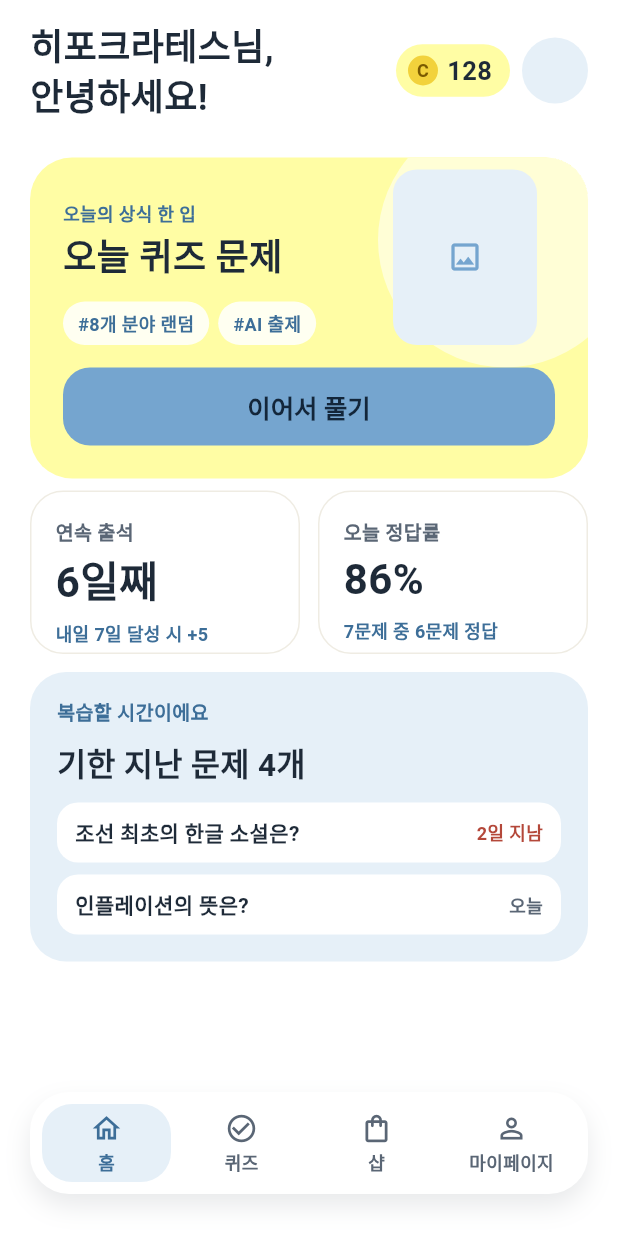
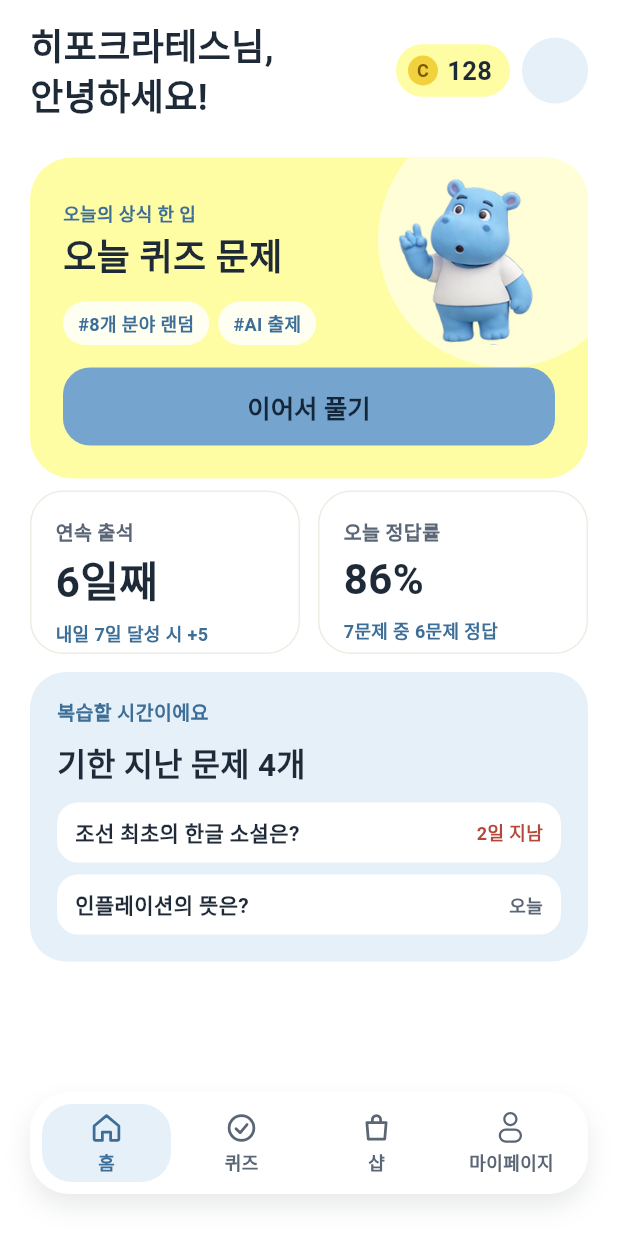
Before and after one commit to team-hippocrates/hama-frontend, a Flutter app: the screen it shows after launch, after a tap on "로그인", on a phone screen of 412 x 824 dp. Run offline on Flutter 3.47's test engine with Material 3 defaults, Android fonts, the phone set to English and light mode, and no system bars; our stand-ins replace flutter_svg; Roboto replaces fonts that are missing (BMJUA, Pretendard).

Commit message:
feat: 로그인·홈 하마 이미지 및 탭바 SVG 아이콘 적용

```diff
--- a/lib/screens/auth/login_screen.dart
+++ b/lib/screens/auth/login_screen.dart
@@ -118,14 +118,11 @@ class _LoginScreenState extends State<LoginScreen> {
             Positioned(
               top: 104,
               right: 36,
-              child: Container(
+              child: Image.asset(
+                'assets/images/hama_bow.png',
                 width: 135,
                 height: 167,
-                decoration: BoxDecoration(
-                  color: AppColors.blueLight,
-                  borderRadius: BorderRadius.circular(16),
-                ),
-                child: const Icon(Icons.image_outlined, color: AppColors.blue),
+                fit: BoxFit.contain,
               ),
             ),
           ],
--- a/lib/screens/home/widgets/today_quiz_card.dart
+++ b/lib/screens/home/widgets/today_quiz_card.dart
@@ -36,14 +36,11 @@ class TodayQuizCard extends StatelessWidget {
           Positioned(
             top: 8,
             right: 34,
-            child: Container(
+            child: Image.asset(
+              'assets/images/hama_mypage.png',
               width: 96,
               height: 117,
-              decoration: BoxDecoration(
-                color: AppColors.blueLight,
-                borderRadius: BorderRadius.circular(16),
-              ),
-              child: const Icon(Icons.image_outlined, color: AppColors.blue),
+              fit: BoxFit.contain,
             ),
           ),
           // 글자 + 태그 + 버튼
--- a/lib/widgets/hama_bottom_nav.dart
+++ b/lib/widgets/hama_bottom_nav.dart
@@ -1,4 +1,5 @@
 import 'package:flutter/material.dart';
+import 'package:flutter_svg/flutter_svg.dart';
 import '../theme/app_colors.dart';
 import '../theme/app_text_styles.dart';
 
@@ -9,14 +10,14 @@ class HamaBottomNav extends StatelessWidget {
     required this.onTap,
   });
 
-  final int currentIndex; // 지금 선택된 탭 번호 (0~3)
-  final ValueChanged<int> onTap; // 탭을 눌렀을 때 실행할 함수
+  final int currentIndex;
+  final ValueChanged<int> onTap;
 
   static const _items = [
-    _NavItem(Icons.home_outlined, '홈'),
-    _NavItem(Icons.check_circle_outline, '퀴즈'),
-    _NavItem(Icons.shopping_bag_outlined, '샵'),
-    _NavItem(Icons.person_outline, '마이페이지'),
+    _NavItem('assets/icons/tab_home.svg', '홈'),
+    _NavItem('assets/icons/tab_quiz.svg', '퀴즈'),
+    _NavItem('assets/icons/tab_shop.svg', '샵'),
+    _NavItem('assets/icons/tab_mypage.svg', '마이페이지'),
   ];
 
   @override
@@ -30,7 +31,7 @@ class HamaBottomNav extends StatelessWidget {
         borderRadius: BorderRadius.circular(26),
         boxShadow: const [
           BoxShadow(
-            color: Color(0x1A1E2A38), // 그림자 (남색 10% 투명도)
+            color: Color(0x1A1E2A38),
             blurRadius: 14,
             offset: Offset(0, 8),
           ),
@@ -45,7 +46,7 @@ class HamaBottomNav extends StatelessWidget {
           return Expanded(
             child: GestureDetector(
               onTap: () => onTap(i),
-              behavior: HitTestBehavior.opaque, // 빈 공간을 눌러도 반응하게
+              behavior: HitTestBehavior.opaque,
               child: Container(
                 decoration: BoxDecoration(
                   color: selected ? AppColors.blueLight : Colors.transparent,
@@ -54,7 +55,12 @@ class HamaBottomNav extends StatelessWidget {
                 child: Column(
                   mainAxisAlignment: MainAxisAlignment.center,
                   children: [
-                    Icon(_items[i].icon, size: 22, color: color),
+                    SvgPicture.asset(
+                      _items[i].iconPath,
+                      width: 22,
+                      height: 22,
+                      colorFilter: ColorFilter.mode(color, BlendMode.srcIn),
+                    ),
                     const SizedBox(height: 3),
                     Text(
                       _items[i].label,
@@ -71,9 +77,9 @@ class HamaBottomNav extends StatelessWidget {
   }
 }
 
-// 탭 하나의 아이콘 + 이름을 묶어두는 작은 클래스
+// 탭 하나의 아이콘 경로 + 이름
 class _NavItem {
-  const _NavItem(this.icon, this.label);
-  final IconData icon;
+  const _NavItem(this.iconPath, this.label);
+  final String iconPath;
   final String label;
 }
```
